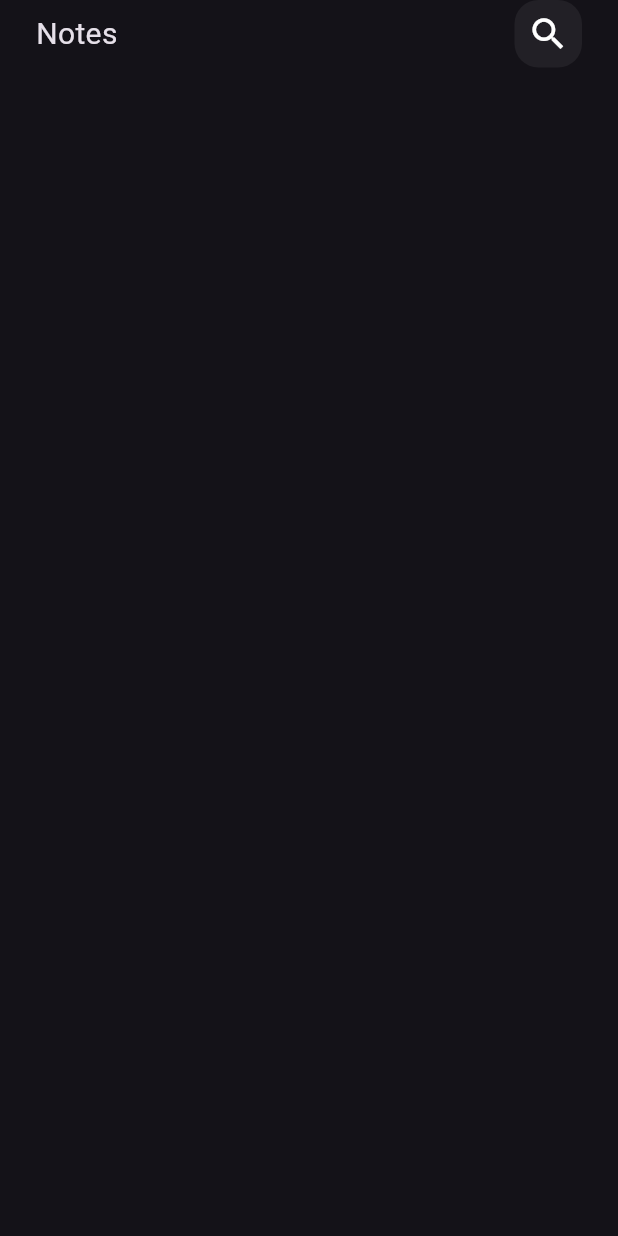
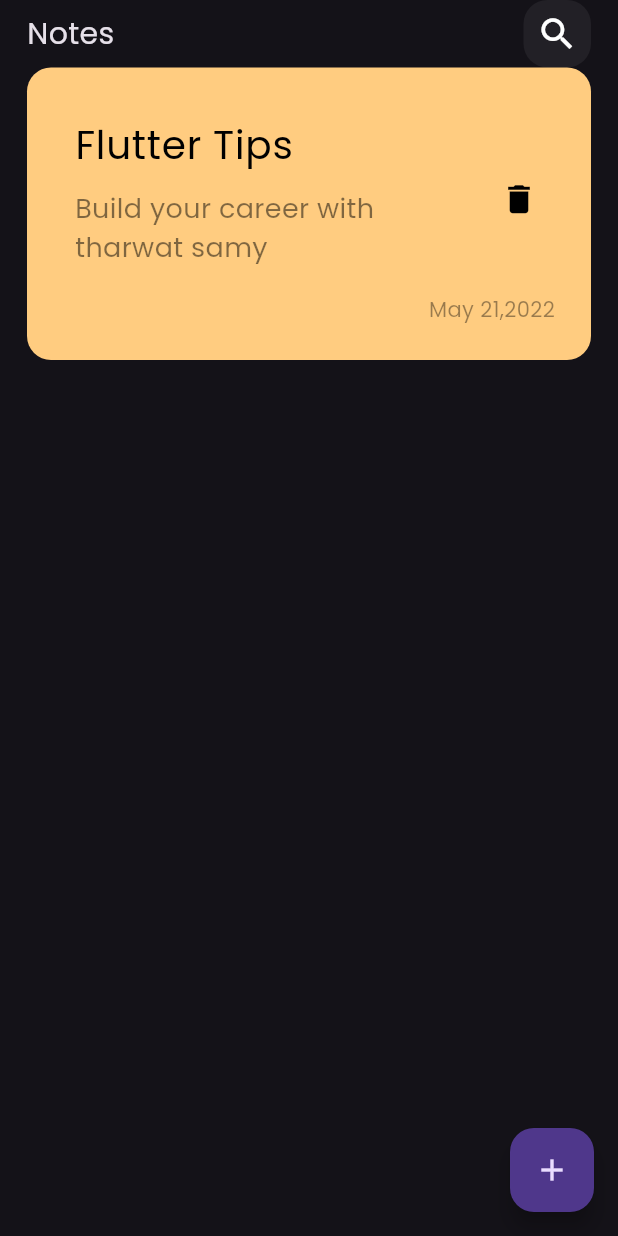
Before and after one commit to Ashraf0Sherif/notes_app, a Flutter app: the screen it shows after launch, on a phone screen of 412 x 824 dp. Run offline on Flutter 3.47's test engine with Material 3 defaults, Android fonts, the phone set to English and light mode, and no system bars.

Commit message:
Add theme font create note item

```diff
--- a/lib/main.dart
+++ b/lib/main.dart
@@ -13,7 +13,7 @@ class NotesApp extends StatelessWidget {
       debugShowCheckedModeBanner: false,
       theme: ThemeData(
         brightness: Brightness.dark,
-
+        fontFamily: 'Poppins'
       ),
       home: const NotesView(),
     );
--- a/lib/views/notes_view.dart
+++ b/lib/views/notes_view.dart
@@ -7,6 +7,7 @@ class NotesView extends StatelessWidget {
   @override
   Widget build(BuildContext context) {
     return Scaffold(
+      floatingActionButton: FloatingActionButton(onPressed: () {  },child: Icon(Icons.add),),
       body: SafeArea(
         child: NotesViewBody(),
       ),
--- a/lib/views/notes_view_body.dart
+++ b/lib/views/notes_view_body.dart
@@ -1,15 +1,18 @@
 import 'package:flutter/material.dart';
 import 'package:notes_app/widgets/custom_app_bar.dart';
+
+import '../widgets/note_itemt.dart';
 class NotesViewBody extends StatelessWidget {
   const NotesViewBody({super.key});
 
   @override
   Widget build(BuildContext context) {
-    return const Padding(
-      padding: EdgeInsets.symmetric(horizontal: 24),
+    return Padding(
+      padding: const EdgeInsets.symmetric(horizontal: 18),
       child: Column(
         children: [
-          CustomAppBar(),
+          const CustomAppBar(),
+          NoteItem(),
         ],
       ),
     );
--- /dev/null
+++ b/lib/widgets/note_itemt.dart
@@ -0,0 +1,57 @@
+import 'package:flutter/material.dart';
+
+class NoteItem extends StatelessWidget {
+  const NoteItem({super.key});
+
+  @override
+  Widget build(BuildContext context) {
+    return Container(
+      decoration: BoxDecoration(
+        color: const Color(0xffFFCC80),
+        borderRadius: BorderRadius.circular(16),
+      ),
+      padding: const EdgeInsets.only(left: 16, top: 24, bottom: 24),
+      child: Column(
+        crossAxisAlignment: CrossAxisAlignment.end,
+        children: [
+          ListTile(
+            title: Text(
+              "Flutter Tips",
+              style: TextStyle(
+                fontSize: 26,
+                color: Colors.black,
+              ),
+            ),
+            subtitle: Padding(
+              padding: const EdgeInsets.symmetric(vertical:10),
+              child: Text(
+                "Build your career with tharwat samy",
+                style: TextStyle(
+                  fontSize: 18,
+                  color: Colors.black.withOpacity(0.5),
+                ),
+              ),
+            ),
+            trailing: IconButton(
+              onPressed: () {},
+              icon: Icon(
+                Icons.delete,
+                color: Colors.black,
+                size: 25,
+              ),
+            ),
+          ),
+          Padding(
+            padding: const EdgeInsets.symmetric(horizontal: 24),
+            child: Text(
+              'May 21,2022',
+              style: TextStyle(
+                color: Colors.black.withOpacity(.4),
+              ),
+            ),
+          ),
+        ],
+      ),
+    );
+  }
+}
```
Also changed, not shown: lib/widgets/note_widget.dart (deleted, +0 -38 lines), pubspec.yaml (+4 -4 lines), assets/fonts/Poppins-Regular.ttf (added).
